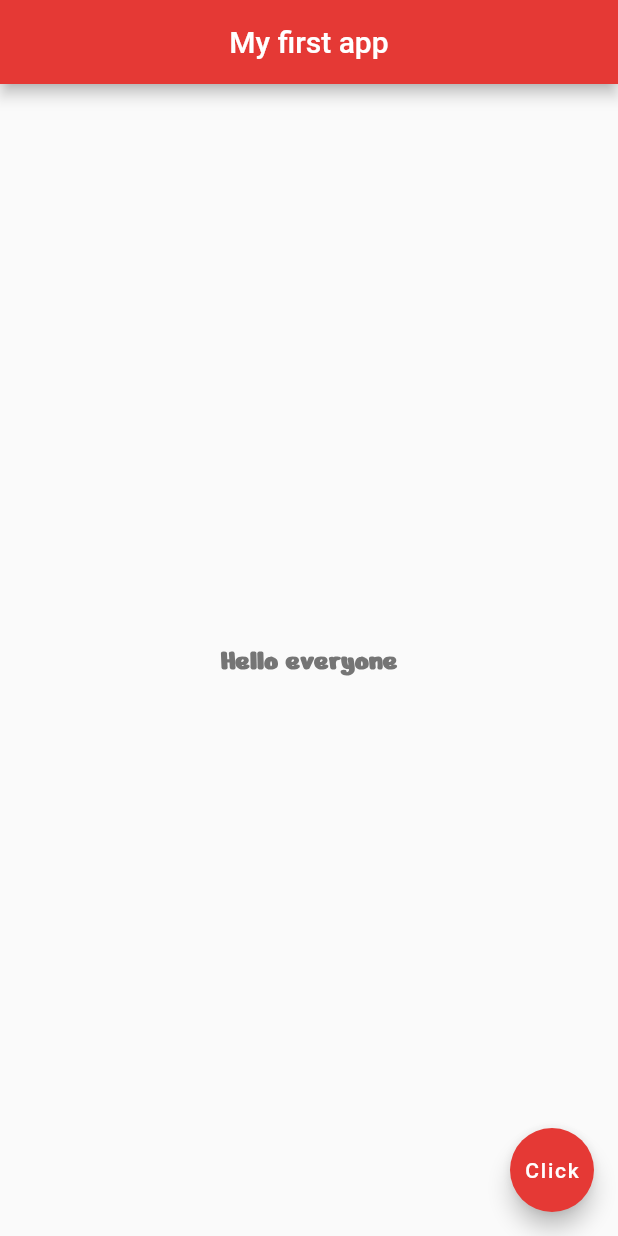
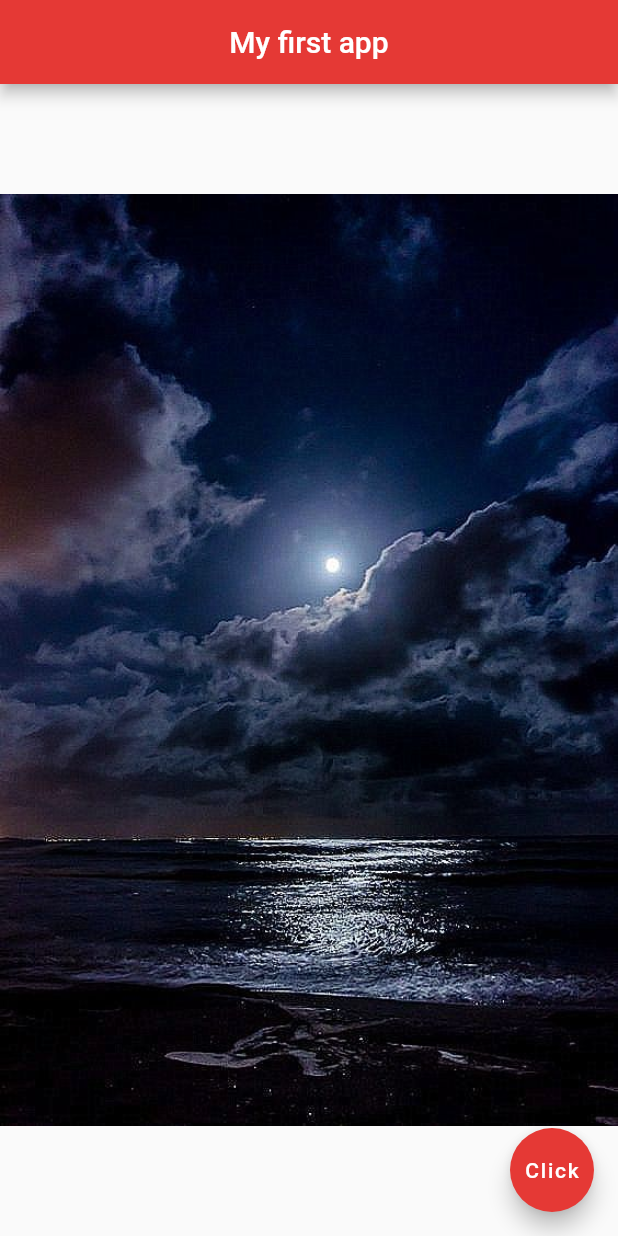
Before and after one commit to phyzikhs/flutter, a Flutter app: the screen it shows after launch, on a phone screen of 412 x 824 dp. Run offline on Flutter 3.47's test engine with Material 2 defaults, Android fonts, the phone set to English and light mode, and no system bars.

Commit message:
Asset & Network Images: specify image assets folder on pubspec.yaml

```diff
--- a/lib/main.dart
+++ b/lib/main.dart
@@ -15,15 +15,7 @@ class Home extends StatelessWidget {
         backgroundColor: Colors.red[600],
       ),
       body: Center(
-        child: Text(
-          'Hello everyone',
-          style: TextStyle(
-            fontSize: 20,
-            fontWeight: FontWeight.bold,
-            color: Colors.grey[600],
-            fontFamily: 'NerkoOne',
-          ),
-        ),
+        child: Image.asset('assets/moon-1.jpg'),
       ),
       floatingActionButton: FloatingActionButton(
         onPressed: () {},
--- a/pubspec.yaml
+++ b/pubspec.yaml
@@ -45,9 +45,8 @@ flutter:
   uses-material-design: true
 
   # To add assets to your application, add an assets section, like this:
-  # assets:
-  #   - images/a_dot_burr.jpeg
-  #   - images/a_dot_ham.jpeg
+  assets:
+   - assets/
 
   # An image asset can refer to one or more resolution-specific "variants", see
   # https://flutter.dev/assets-and-images/#resolution-aware.
```
Also changed, not shown: assets/moon-1.jpg (added), assets/moon-2.jpg (added), assets/moon-3.jpg (added).
